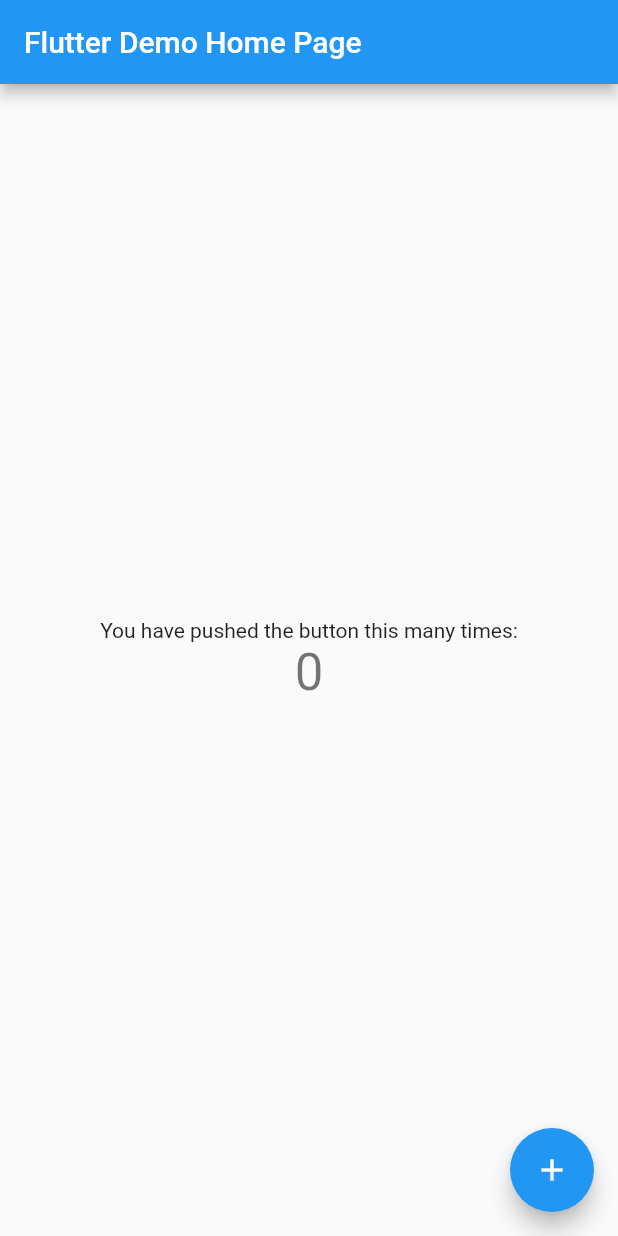
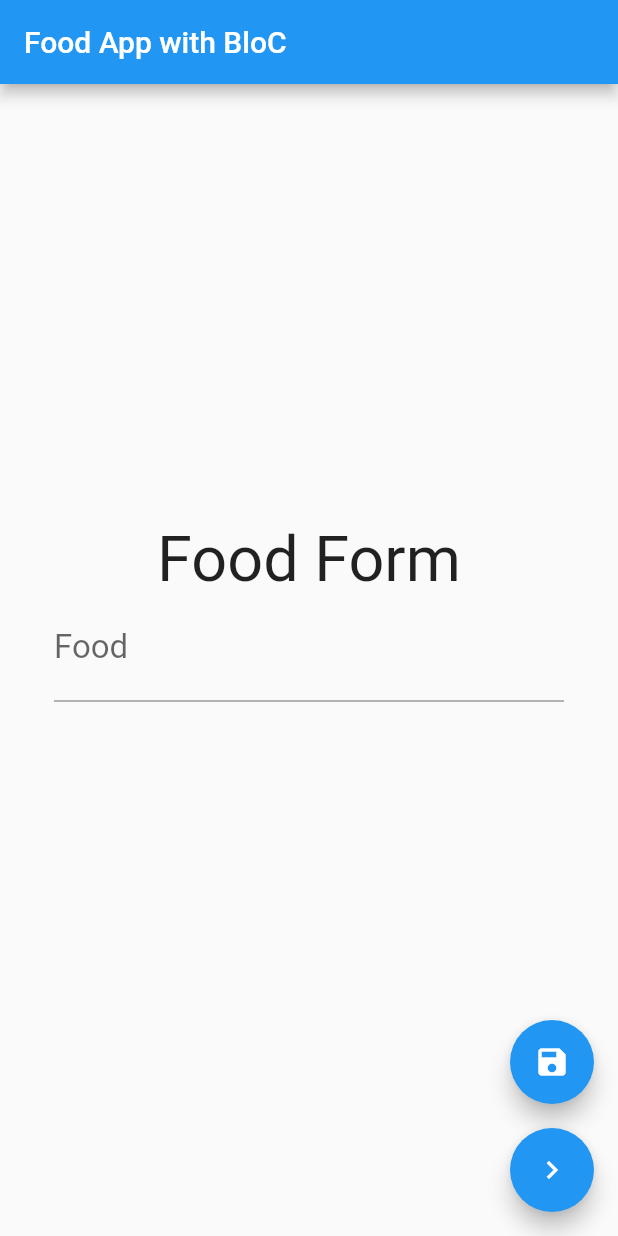
Before and after one commit to SerejaSerjik/fluter_block_practice, a Flutter app: the screen it shows after launch, on a phone screen of 412 x 824 dp. Run offline on Flutter 3.47's test engine with Material 2 defaults, Android fonts, the phone set to English and light mode, and no system bars; our stand-ins replace flutter_bloc.

Commit message:
implement bloc

```diff
--- /dev/null
+++ b/lib/bloc/food_bloc.dart
@@ -0,0 +1,28 @@
+import 'package:flutter_bloc/flutter_bloc.dart';
+import 'package:flutter_block_practice/events/food_event.dart';
+import 'package:flutter_block_practice/models/food.dart';
+
+class FoodBloc extends Bloc<FoodEvent, List<Food>> {
+  @override
+  List<Food> get initialState => List<Food>();
+
+  @override
+  Stream<List<Food>> mapEventToState(FoodEvent event) async* {
+    switch (event.eventType) {
+      case EventType.add:
+        List<Food> newState = List.from(state);
+        if (event.food != null) {
+          newState.add(event.food);
+        }
+        yield newState;
+        break;
+      case EventType.delete:
+        List<Food> newState = List.from(state);
+        newState.removeAt(event.foodIndex);
+        yield newState;
+        break;
+      default:
+        throw Exception("Event not found $event");
+    }
+  }
+}
--- /dev/null
+++ b/lib/bloc/food_bloc_delegate.dart
@@ -0,0 +1,18 @@
+import 'package:flutter_bloc/flutter_bloc.dart';
+
+class FoodBlocDelegate extends BlocDelegate {
+  @override
+  void onEvent(Bloc bloc, Object event) {
+    super.onEvent(bloc, event);
+  }
+
+  @override
+  void onTransition(Bloc bloc, Transition transition) {
+    super.onTransition(bloc, transition);
+  }
+
+  @override
+  void onError(Bloc bloc, Object error, StackTrace stacktrace) {
+    super.onError(bloc, error, stacktrace);
+  }
+}
--- /dev/null
+++ b/lib/events/food_event.dart
@@ -0,0 +1,19 @@
+import 'package:flutter_block_practice/models/food.dart';
+
+enum EventType { add, delete }
+
+class FoodEvent {
+  Food food;
+  int foodIndex;
+  EventType eventType;
+
+  FoodEvent.add(Food food) {
+    this.eventType = EventType.add;
+    this.food = food;
+  }
+
+  FoodEvent.delete(int index) {
+    this.eventType = EventType.delete;
+    this.foodIndex = index;
+  }
+}
--- a/lib/main.dart
+++ b/lib/main.dart
@@ -1,6 +1,11 @@
 import 'package:flutter/material.dart';
+import 'package:flutter_bloc/flutter_bloc.dart';
+import 'package:flutter_block_practice/bloc/food_bloc.dart';
+import 'package:flutter_block_practice/bloc/food_bloc_delegate.dart';
+import 'package:flutter_block_practice/widgets/food_form.dart';
 
 void main() {
+  BlocSupervisor.delegate = FoodBlocDelegate();
   runApp(MyApp());
 }
 
@@ -8,110 +13,16 @@ class MyApp extends StatelessWidget {
   // This widget is the root of your application.
   @override
   Widget build(BuildContext context) {
-    return MaterialApp(
-      title: 'Flutter Demo',
-      theme: ThemeData(
-        // This is the theme of your application.
-        //
-        // Try running your application with "flutter run". You'll see the
-        // application has a blue toolbar. Then, without quitting the app, try
-        // changing the primarySwatch below to Colors.green and then invoke
-        // "hot reload" (press "r" in the console where you ran "flutter run",
-        // or simply save your changes to "hot reload" in a Flutter IDE).
-        // Notice that the counter didn't reset back to zero; the application
-        // is not restarted.
-        primarySwatch: Colors.blue,
-        // This makes the visual density adapt to the platform that you run
-        // the app on. For desktop platforms, the controls will be smaller and
-        // closer together (more dense) than on mobile platforms.
-        visualDensity: VisualDensity.adaptivePlatformDensity,
+    return BlocProvider<FoodBloc>(
+      create: (context) => FoodBloc(),
+      child: MaterialApp(
+        title: 'Flutter Demo',
+        theme: ThemeData(
+          primarySwatch: Colors.blue,
+          visualDensity: VisualDensity.adaptivePlatformDensity,
+        ),
+        home: FoodForm(),
       ),
-      home: MyHomePage(title: 'Flutter Demo Home Page'),
     );
   }
 }
-
-class MyHomePage extends StatefulWidget {
-  MyHomePage({Key key, this.title}) : super(key: key);
-
-  // This widget is the home page of your application. It is stateful, meaning
-  // that it has a State object (defined below) that contains fields that affect
-  // how it looks.
-
-  // This class is the configuration for the state. It holds the values (in this
-  // case the title) provided by the parent (in this case the App widget) and
-  // used by the build method of the State. Fields in a Widget subclass are
-  // always marked "final".
-
-  final String title;
-
-  @override
-  _MyHomePageState createState() => _MyHomePageState();
-}
-
-class _MyHomePageState extends State<MyHomePage> {
-  int _counter = 0;
-
-  void _incrementCounter() {
-    setState(() {
-      // This call to setState tells the Flutter framework that something has
-      // changed in this State, which causes it to rerun the build method below
-      // so that the display can reflect the updated values. If we changed
-      // _counter without calling setState(), then the build method would not be
-      // called again, and so nothing would appear to happen.
-      _counter++;
-    });
-  }
-
-  @override
-  Widget build(BuildContext context) {
-    // This method is rerun every time setState is called, for instance as done
-    // by the _incrementCounter method above.
-    //
-    // The Flutter framework has been optimized to make rerunning build methods
-    // fast, so that you can just rebuild anything that needs updating rather
-    // than having to individually change instances of widgets.
-    return Scaffold(
-      appBar: AppBar(
-        // Here we take the value from the MyHomePage object that was created by
-        // the App.build method, and use it to set our appbar title.
-        title: Text(widget.title),
-      ),
-      body: Center(
-        // Center is a layout widget. It takes a single child and positions it
-        // in the middle of the parent.
-        child: Column(
-          // Column is also a layout widget. It takes a list of children and
-          // arranges them vertically. By default, it sizes itself to fit its
-          // children horizontally, and tries to be as tall as its parent.
-          //
-          // Invoke "debug painting" (press "p" in the console, choose the
-          // "Toggle Debug Paint" action from the Flutter Inspector in Android
-          // Studio, or the "Toggle Debug Paint" command in Visual Studio Code)
-          // to see the wireframe for each widget.
-          //
-          // Column has various properties to control how it sizes itself and
-          // how it positions its children. Here we use mainAxisAlignment to
-          // center the children vertically; the main axis here is the vertical
-          // axis because Columns are vertical (the cross axis would be
-          // horizontal).
-          mainAxisAlignment: MainAxisAlignment.center,
-          children: <Widget>[
-            Text(
-              'You have pushed the button this many times:',
-            ),
-            Text(
-              '$_counter',
-              style: Theme.of(context).textTheme.headline4,
-            ),
-          ],
-        ),
-      ),
-      floatingActionButton: FloatingActionButton(
-        onPressed: _incrementCounter,
-        tooltip: 'Increment',
-        child: Icon(Icons.add),
-      ), // This trailing comma makes auto-formatting nicer for build methods.
-    );
-  }
-}
--- /dev/null
+++ b/lib/models/food.dart
@@ -0,0 +1,5 @@
+class Food {
+  String name;
+
+  Food({this.name});
+}
--- /dev/null
+++ b/lib/widgets/food_form.dart
@@ -0,0 +1,72 @@
+import 'package:flutter/material.dart';
+import 'package:flutter_bloc/flutter_bloc.dart';
+import 'package:flutter_block_practice/bloc/food_bloc.dart';
+import 'package:flutter_block_practice/events/food_event.dart';
+import 'package:flutter_block_practice/models/food.dart';
+import 'package:flutter_block_practice/screens/food_list_screen.dart';
+import 'package:flutter_block_practice/widgets/food_list.dart';
+
+class FoodForm extends StatefulWidget {
+  @override
+  _FoodFormState createState() => _FoodFormState();
+}
+
+class _FoodFormState extends State<FoodForm> {
+  String _foodname;
+
+  @override
+  Widget build(BuildContext context) {
+    return Scaffold(
+      appBar: AppBar(
+        title: Text("Food App with BloC"),
+      ),
+      body: Container(
+        padding: EdgeInsets.all(36),
+        child: Center(
+          child: Column(
+            mainAxisAlignment: MainAxisAlignment.center,
+            children: [
+              Text(
+                'Food Form',
+                style: TextStyle(fontSize: 42),
+              ),
+              TextField(
+                decoration: InputDecoration(labelText: "Food"),
+                style: TextStyle(fontSize: 22),
+                onChanged: (text) {
+                  setState(() {
+                    _foodname = text;
+                  });
+                },
+              ),
+              FoodList(),
+            ],
+          ),
+        ),
+      ),
+      floatingActionButton: Column(
+        mainAxisSize: MainAxisSize.min,
+        children: [
+          FloatingActionButton(
+            heroTag: 'button1',
+            child: Icon(Icons.save),
+            onPressed: () => BlocProvider.of<FoodBloc>(context).add(
+              FoodEvent.add(
+                Food(name: _foodname),
+              ),
+            ),
+          ),
+          SizedBox(
+            height: 16,
+          ),
+          FloatingActionButton(
+            heroTag: 'button2',
+            child: Icon(Icons.navigate_next),
+            onPressed: () => Navigator.push(context,
+                MaterialPageRoute(builder: (context) => FoodListScreen())),
+          )
+        ],
+      ),
+    );
+  }
+}
--- /dev/null
+++ b/lib/widgets/food_list.dart
@@ -0,0 +1,49 @@
+import 'package:flutter/material.dart';
+import 'package:flutter_bloc/flutter_bloc.dart';
+import 'package:flutter_block_practice/bloc/food_bloc.dart';
+import 'package:flutter_block_practice/events/food_event.dart';
+import 'package:flutter_block_practice/models/food.dart';
+
+class FoodList extends StatelessWidget {
+  @override
+  Widget build(BuildContext context) {
+    return Container(
+      padding: EdgeInsets.all(16),
+      child: BlocConsumer<FoodBloc, List<Food>>(
+        buildWhen: (List<Food> previous, List<Food> current) {
+          return true;
+        },
+        listenWhen: (List<Food> previous, List<Food> current) {
+          if (current.length > previous.length) {
+            return true;
+          }
+
+          return false;
+        },
+        builder: (context, foodList) {
+          return ListView.builder(
+            shrinkWrap: true,
+            padding: EdgeInsets.all(16),
+            itemCount: foodList.length,
+            itemBuilder: (context, index) {
+              return Card(
+                child: ListTile(
+                  title: Text(foodList[index].name),
+                  onTap: () => BlocProvider.of<FoodBloc>(context)
+                      .add(FoodEvent.delete(index)),
+                ),
+              );
+            },
+          );
+        },
+        listener: (context, foodList) {
+          Scaffold.of(context).showSnackBar(
+            SnackBar(
+              content: Text("Added!"),
+            ),
+          );
+        },
+      ),
+    );
+  }
+}
--- a/pubspec.yaml
+++ b/pubspec.yaml
@@ -23,6 +23,8 @@ environment:
 dependencies:
   flutter:
     sdk: flutter
+
+  flutter_bloc: ^3.1.0
 
 
   # The following adds the Cupertino Icons font to your application.
```
Also changed, not shown: lib/screens/food_list_screen.dart (added, +14 -0 lines), pubspec.lock.
